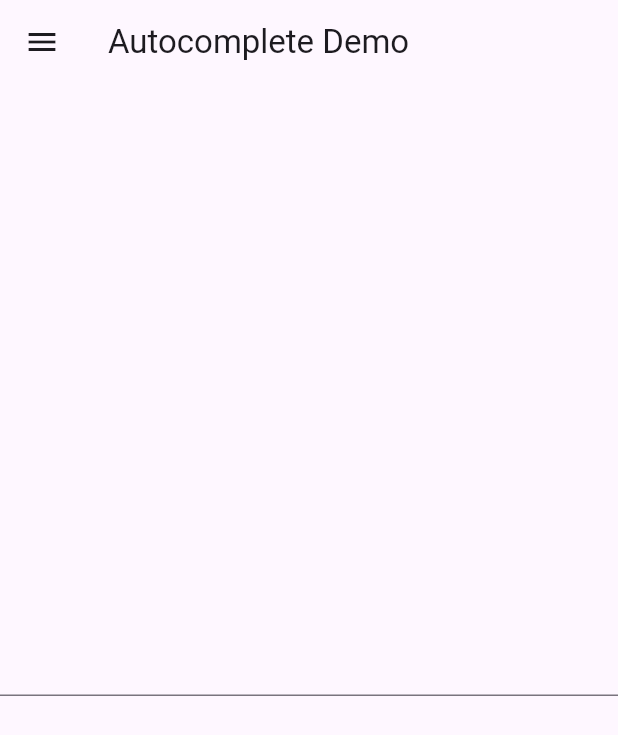
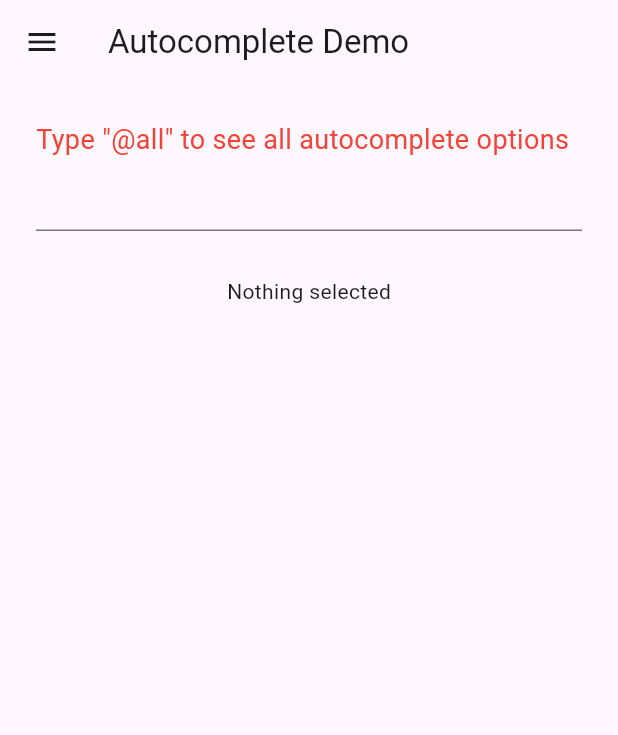
Before and after one commit to sssloba/flutter-widgets-demo, a Flutter app: the AutocompleteDemo screen opened directly, on a phone screen of 412 x 824 dp. Shown: the top 735 px of the screen. Run offline on Flutter 3.47's test engine with Material 3 defaults, Android fonts, the phone set to English and light mode, and no system bars.

Commit message:
autocomplete-on-selected

```diff
--- a/lib/screens/autocomplete_demo.dart
+++ b/lib/screens/autocomplete_demo.dart
@@ -9,20 +9,85 @@ class AutocompleteDemo extends StatefulWidget {
 }
 
 class _AutocompleteDemoState extends State<AutocompleteDemo> {
-  static const options = <String>['test', 'test2', 'auto test'];
+  static const options = <String>[
+    'test',
+    'test 2',
+    'auto test',
+    'Tessy',
+    'Lessy',
+    'Lilly',
+    'Ally',
+    'Lessy 2',
+    'Lilly 23',
+    'Ally 25'
+  ];
+  String? selectedItem;
   @override
   Widget build(BuildContext context) {
     return Scaffold(
       drawer: const AppDrawer(),
       appBar: AppBar(
-        title: const Text('Autocomplete Demo'),
-      ),
-      body: Center(
-        child: Autocomplete<String>(optionsBuilder: (textEditingValue) {
-          return options
-              .where((e) => e.contains(textEditingValue.text))
-              .toList();
-        }),
+          title: const Text(
+        'Autocomplete Demo',
+      )),
+      body: Padding(
+        padding: const EdgeInsets.all(24.0),
+        child: Center(
+          child: Column(
+            children: [
+              const Align(
+                alignment: Alignment.centerLeft,
+                child: Text(
+                  'Type "@all" to see all autocomplete options',
+                  style: TextStyle(color: Colors.red, fontSize: 18.0),
+                ),
+              ),
+              Autocomplete<String>(
+                optionsBuilder: (textEditingValue) {
+                  if (textEditingValue.text.trim().isEmpty) {
+                    return const Iterable.empty();
+                  }
+                  if (textEditingValue.text.trim() == '@all') {
+                    return options;
+                  }
+                  return options
+                      .where((e) => e
+                          .toLowerCase()
+                          .contains(textEditingValue.text.toLowerCase()))
+                      .toList();
+                },
+                optionsMaxHeight: 400,
+                // optionsViewOpenDirection: OptionsViewOpenDirection.values
+                //     .elementAt(Random().nextInt(2)),
+                // displayStringForOption:
+                //     //RawAutocomplete.defaultStringForOption,
+                //     (option) {
+                //   return 'Match ${options.indexOf(option) + 1}: $option';
+                // },
+                onSelected: (option) {
+                  setState(() {
+                    selectedItem =
+                        'Item number ${options.indexOf(option) + 1}:\n$option';
+                  });
+                },
+              ),
+              const SizedBox(height: 30.0),
+              Text(selectedItem == null
+                  ? 'Nothing selected'
+                  : 'Selected item is:'),
+              if (selectedItem != null)
+                Text(
+                  selectedItem!,
+                  textAlign: TextAlign.center,
+                  style: const TextStyle(
+                    fontWeight: FontWeight.bold,
+                    fontSize: 24.0,
+                    color: Colors.lightBlueAccent,
+                  ),
+                ),
+            ],
+          ),
+        ),
       ),
     );
   }
```
